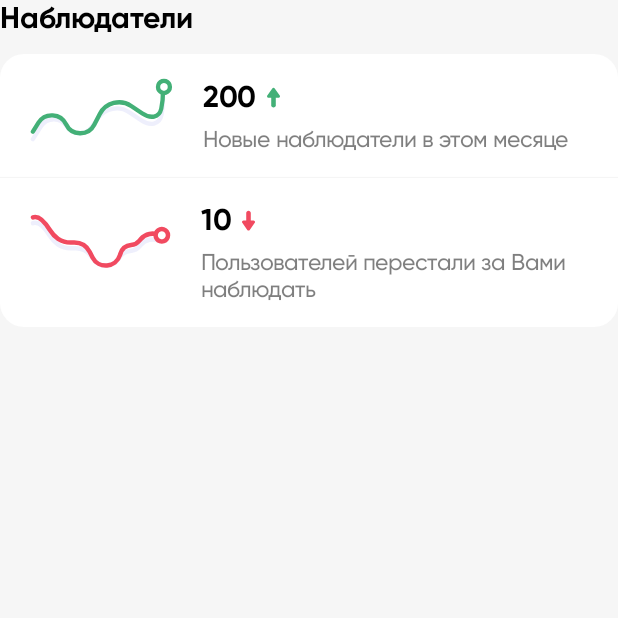
After one commit to SmurZik/RickStatisticTestTask, an Android app built with Jetpack Compose: the composable SubscribersComponent shown on its own in the app's theme, on a phone screen of 412 x 824 dp, the top half of it. The commit adds this screen. Run offline under Robolectric (Android 15) with nearby library versions, the phone set to English and light mode, and no system bars; 4 statements that could not run were skipped.

Commit message:
subscribers component ui

```diff
--- a/app/src/main/java/com/smurzik/rickstatistictesttask/MainActivity.kt
+++ b/app/src/main/java/com/smurzik/rickstatistictesttask/MainActivity.kt
@@ -13,10 +13,9 @@ import androidx.compose.foundation.verticalScroll
 import androidx.compose.material3.Scaffold
 import androidx.compose.ui.Modifier
 import androidx.compose.ui.unit.dp
-import com.smurzik.rickstatistictesttask.domain.models.TopVisitorsModel
 import com.smurzik.rickstatistictesttask.ui.components.CustomTopBar
 import com.smurzik.rickstatistictesttask.ui.components.age.AgeComponent
-import com.smurzik.rickstatistictesttask.ui.components.topvisitors.TopVisitors
+import com.smurzik.rickstatistictesttask.ui.components.subscribers.SubscribersComponent
 import com.smurzik.rickstatistictesttask.ui.components.topvisitors.TopVisitorsComponent
 import com.smurzik.rickstatistictesttask.ui.components.visits.VisitorsComponent
 import com.smurzik.rickstatistictesttask.ui.theme.RickStatisticTestTaskTheme
@@ -50,6 +49,7 @@ class MainActivity : ComponentActivity() {
                             VisitorsComponent()
                             TopVisitorsComponent()
                             AgeComponent()
+                            SubscribersComponent()
                         }
                     }
                 }
--- /dev/null
+++ b/app/src/main/java/com/smurzik/rickstatistictesttask/ui/components/subscribers/SubscribersComponent.kt
@@ -0,0 +1,128 @@
+package com.smurzik.rickstatistictesttask.ui.components.subscribers
+
+import androidx.compose.foundation.Image
+import androidx.compose.foundation.background
+import androidx.compose.foundation.layout.Column
+import androidx.compose.foundation.layout.Row
+import androidx.compose.foundation.layout.padding
+import androidx.compose.foundation.shape.RoundedCornerShape
+import androidx.compose.material3.HorizontalDivider
+import androidx.compose.material3.MaterialTheme
+import androidx.compose.material3.Text
+import androidx.compose.runtime.Composable
+import androidx.compose.ui.Alignment
+import androidx.compose.ui.Modifier
+import androidx.compose.ui.graphics.vector.ImageVector
+import androidx.compose.ui.res.vectorResource
+import androidx.compose.ui.tooling.preview.Preview
+import androidx.compose.ui.unit.dp
+import com.smurzik.rickstatistictesttask.R
+import com.smurzik.rickstatistictesttask.ui.theme.RickStatisticTestTaskTheme
+
+@Composable
+fun SubscribersComponent(
+    modifier: Modifier = Modifier
+) {
+    Subscribers(
+
+    )
+}
+
+@Composable
+fun Subscribers(
+    modifier: Modifier = Modifier
+) {
+    Column(
+        modifier = modifier.padding(bottom = 32.dp)
+    ) {
+        Text(
+            text = "Наблюдатели",
+            style = MaterialTheme.typography.titleMedium,
+            modifier = Modifier.padding(bottom = 12.dp)
+        )
+        Column(
+            modifier = Modifier
+                .background(
+                    color = MaterialTheme.colorScheme.primary,
+                    shape = RoundedCornerShape(16.dp),
+                ),
+        ) {
+            Row(
+                verticalAlignment = Alignment.CenterVertically,
+                modifier = Modifier.padding(horizontal = 20.dp, vertical = 16.dp)
+            ) {
+                Image(
+                    modifier = Modifier.padding(end = 20.dp),
+                    imageVector = ImageVector.vectorResource(R.drawable.ic_positive_chart),
+                    contentDescription = null
+                )
+                Column {
+                    Row(
+                        modifier = Modifier.padding(bottom = 7.dp),
+                        verticalAlignment = Alignment.CenterVertically
+                    ) {
+                        Text(
+                            modifier = Modifier.padding(end = 6.dp),
+                            text = "200",
+                            style = MaterialTheme.typography.titleMedium
+                        )
+                        Image(
+                            imageVector = ImageVector.vectorResource(R.drawable.ic_arrow_up),
+                            contentDescription = null
+                        )
+                    }
+                    Text(
+                        text = "Новые наблюдатели в этом месяце",
+                        style = MaterialTheme.typography.bodyMedium,
+                        color = MaterialTheme.colorScheme.onBackground.copy(alpha = 0.5f)
+                    )
+                }
+            }
+
+            HorizontalDivider(
+                thickness = 0.5.dp,
+                color = MaterialTheme.colorScheme.onTertiary
+            )
+
+            Row(
+                verticalAlignment = Alignment.CenterVertically,
+                modifier = Modifier.padding(horizontal = 20.dp, vertical = 16.dp)
+            ) {
+                Image(
+                    modifier = Modifier.padding(end = 20.dp),
+                    imageVector = ImageVector.vectorResource(R.drawable.ic_negative_chart),
+                    contentDescription = null
+                )
+                Column {
+                    Row(
+                        modifier = Modifier.padding(bottom = 7.dp),
+                        verticalAlignment = Alignment.CenterVertically
+                    ) {
+                        Text(
+                            modifier = Modifier.padding(end = 6.dp),
+                            text = "10",
+                            style = MaterialTheme.typography.titleMedium
+                        )
+                        Image(
+                            imageVector = ImageVector.vectorResource(R.drawable.ic_arrow_down),
+                            contentDescription = null
+                        )
+                    }
+                    Text(
+                        text = "Пользователей перестали за Вами наблюдать",
+                        style = MaterialTheme.typography.bodyMedium,
+                        color = MaterialTheme.colorScheme.onBackground.copy(alpha = 0.5f)
+                    )
+                }
+            }
+        }
+    }
+}
+
+@Composable
+@Preview
+fun SubscribersComponent() {
+    RickStatisticTestTaskTheme {
+        Subscribers(modifier = Modifier.background(color = MaterialTheme.colorScheme.background))
+    }
+}
--- /dev/null
+++ b/app/src/main/res/drawable/ic_arrow_down.xml
@@ -0,0 +1,12 @@
+<vector xmlns:android="http://schemas.android.com/apk/res/android"
+    android:width="9dp"
+    android:height="14dp"
+    android:viewportWidth="9"
+    android:viewportHeight="14">
+  <path
+      android:pathData="M3.526,13.257C3.925,13.819 4.759,13.819 5.158,13.257L8.498,8.544C8.968,7.882 8.494,6.966 7.682,6.966H1.002C0.19,6.966 -0.283,7.882 0.186,8.544L3.526,13.257Z"
+      android:fillColor="#F14A60"/>
+  <path
+      android:pathData="M2.817,2.025C2.817,1.183 3.5,0.5 4.342,0.5C5.185,0.5 5.868,1.183 5.868,2.025V7.14C5.868,7.982 5.185,8.665 4.342,8.665C3.5,8.665 2.817,7.982 2.817,7.14V2.025Z"
+      android:fillColor="#F14A60"/>
+</vector>
--- /dev/null
+++ b/app/src/main/res/drawable/ic_negative_chart.xml
@@ -0,0 +1,26 @@
+<vector xmlns:android="http://schemas.android.com/apk/res/android"
+    android:width="94dp"
+    android:height="51dp"
+    android:viewportWidth="94"
+    android:viewportHeight="51">
+  <path
+      android:pathData="M86.374,18.074V18.074C82.079,15.883 76.84,16.957 73.753,20.661L73.346,21.149C71.706,23.117 69.361,24.364 66.813,24.623V24.623C63.749,24.935 60.987,26.707 59.396,29.344V29.344C55.741,35.399 47.1,36.062 42.7,30.524L40.427,27.663C38.021,24.635 34.365,22.87 30.497,22.87H27.07C24.109,22.87 21.211,22.008 18.731,20.388V20.388C16.413,18.874 14.601,16.727 13.137,14.376C10.288,9.798 5.898,4.693 2,6.085"
+      android:strokeAlpha="0.4"
+      android:strokeWidth="3"
+      android:fillColor="#00000000"
+      android:strokeColor="#D5D7F8"
+      android:fillAlpha="0.4"
+      android:strokeLineCap="round"/>
+  <path
+      android:pathData="M86.374,14.222V14.222C82.079,12.031 76.84,13.105 73.753,16.809L72.971,17.747C71.572,19.427 69.57,20.491 67.395,20.712V20.712C64.086,21.049 61.291,23.315 60.278,26.483L59.969,27.453C57.276,35.877 45.735,36.825 41.705,28.952L39.849,25.327C37.866,21.455 33.882,19.018 29.531,19.018H27.07C24.109,19.018 21.211,18.156 18.731,16.536V16.536C16.413,15.022 14.601,12.875 13.137,10.524C10.288,5.946 5.898,0.841 2,2.233"
+      android:strokeWidth="3"
+      android:fillColor="#00000000"
+      android:strokeColor="#F14A60"
+      android:strokeLineCap="round"/>
+  <path
+      android:pathData="M87.877,14.167m-4.123,0a4.123,4.123 0,1 1,8.246 0a4.123,4.123 0,1 1,-8.246 0"
+      android:strokeWidth="3"
+      android:fillColor="#ffffff"
+      android:strokeColor="#F14A60"
+      android:strokeLineCap="round"/>
+</vector>
```
